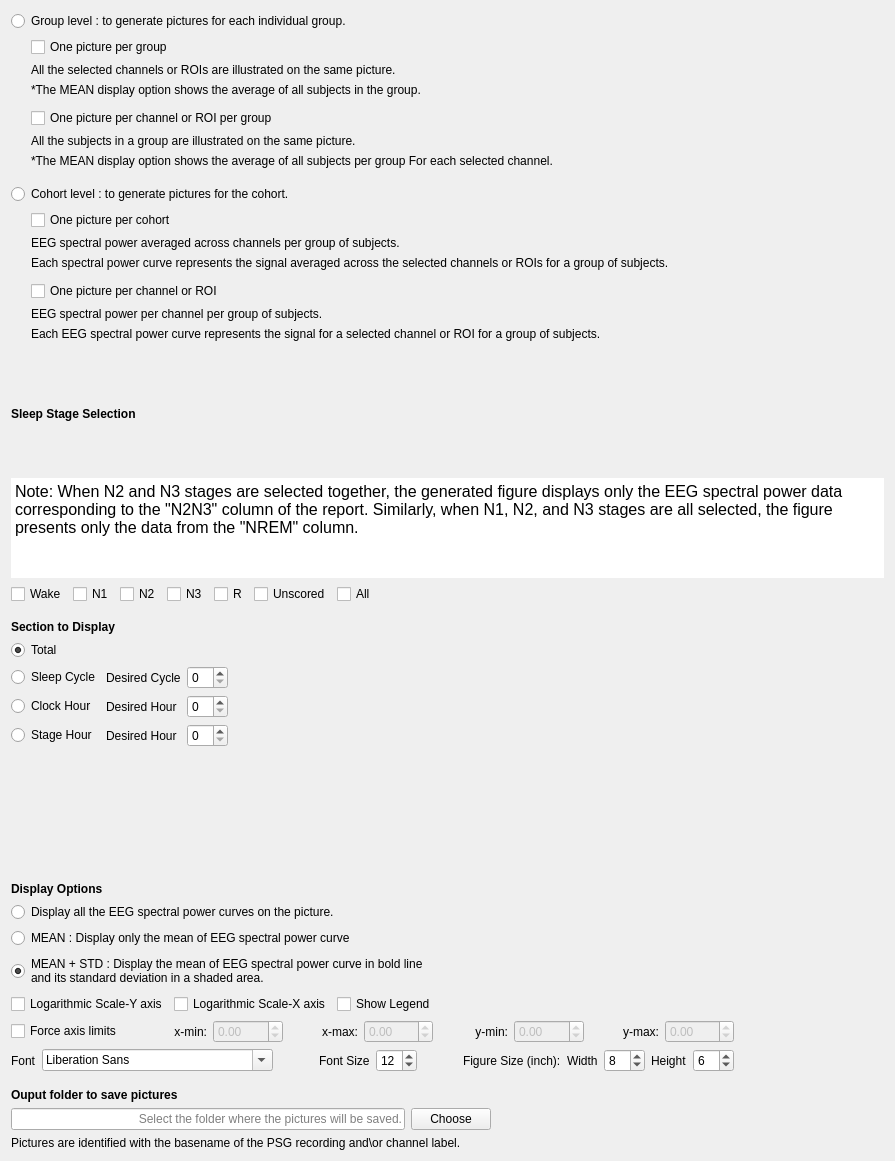
Old version of the form tools/CEAMSTools/PSAImages/OutputFiles/Ui_OutputFiles.ui in the repository SnoozToolbox/snooz-package-ceams.
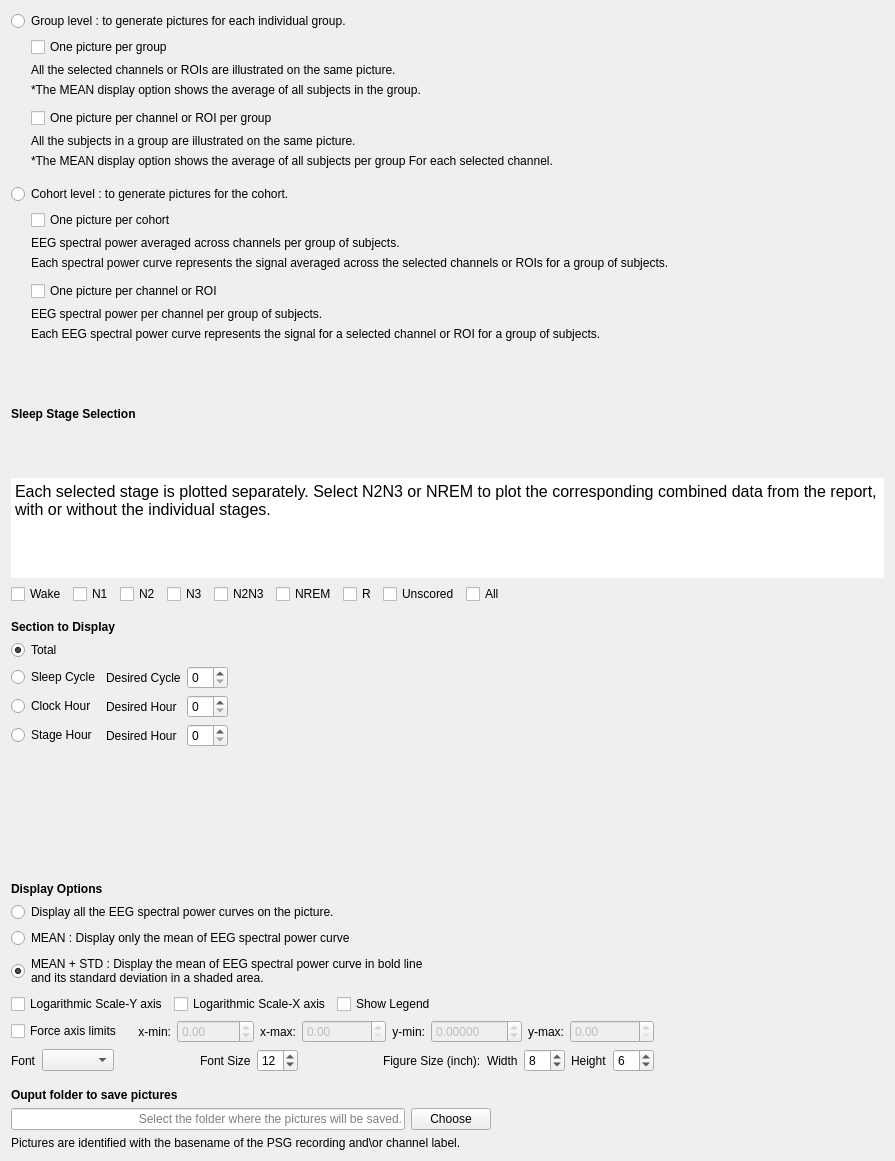
New version of the form. Custom widgets are drawn as their Qt base class.

Commit message: Improve PSAImages plotting range, stage selection, font choices, and PDF export safety

The edit to the form file:
```diff
--- a/tools/CEAMSTools/PSAImages/OutputFiles/Ui_OutputFiles.ui
+++ b/tools/CEAMSTools/PSAImages/OutputFiles/Ui_OutputFiles.ui
@@ -345,7 +345,7 @@
 li.unchecked::marker { content: &quot;\2610&quot;; }
 li.checked::marker { content: &quot;\2612&quot;; }
 &lt;/style&gt;&lt;/head&gt;&lt;body style=&quot; font-size:12pt; font-weight:400; font-style:normal;&quot;&gt;
-&lt;p style=&quot; margin-top:0px; margin-bottom:0px; margin-left:0px; margin-right:0px; -qt-block-indent:0; text-indent:0px;&quot;&gt;Note: When N2 and N3 stages are selected together, the generated figure displays only the EEG spectral power data corresponding to the &amp;quot;N2N3&amp;quot; column of the report. Similarly, when N1, N2, and N3 stages are all selected, the figure presents only the data from the &amp;quot;NREM&amp;quot; column.&lt;/p&gt;&lt;/body&gt;&lt;/html&gt;</string>
+&lt;p style=&quot; margin-top:0px; margin-bottom:0px; margin-left:0px; margin-right:0px; -qt-block-indent:0; text-indent:0px;&quot;&gt;Each selected stage is plotted separately. Select N2N3 or NREM to plot the corresponding combined data from the report, with or without the individual stages.&lt;/p&gt;&lt;/body&gt;&lt;/html&gt;</string>
            </property>
           </widget>
          </item>
@@ -381,6 +381,20 @@
            </property>
           </widget>
          </item>
+         <item>
+          <widget class="QCheckBox" name="checkBox_N2N3">
+           <property name="text">
+            <string>N2N3</string>
+           </property>
+          </widget>
+         </item>
+         <item>
+          <widget class="QCheckBox" name="checkBox_NREM">
+           <property name="text">
+            <string>NREM</string>
+           </property>
+          </widget>
+         </item>
          <item>
           <widget class="QCheckBox" name="checkBox_REM">
            <property name="text">
@@ -615,10 +629,10 @@
               <bool>false</bool>
              </property>
              <property name="minimum">
-              <double>-5.000000000000000</double>
+              <double>-100.000000000000000</double>
              </property>
              <property name="maximum">
-              <double>5.000000000000000</double>
+              <double>10000.000000000000000</double>
              </property>
              <property name="singleStep">
               <double>0.500000000000000</double>
@@ -641,10 +655,10 @@
               <bool>false</bool>
              </property>
              <property name="minimum">
-              <double>-5.000000000000000</double>
+              <double>0.000000000000000</double>
              </property>
              <property name="maximum">
-              <double>5.000000000000000</double>
+              <double>100000.000000000000000</double>
              </property>
              <property name="singleStep">
               <double>0.500000000000000</double>
@@ -666,11 +680,17 @@
              <property name="enabled">
               <bool>false</bool>
              </property>
+             <property name="decimals">
+              <number>5</number>
+             </property>
+             <property name="toolTip">
+              <string>Enter a positive value for a logarithmic Y axis, for example 0.00001 or 0,00001.</string>
+             </property>
              <property name="minimum">
-              <double>-500.000000000000000</double>
+              <double>-10.000000000000000</double>
              </property>
              <property name="maximum">
-              <double>500.000000000000000</double>
+              <double>1000.000000000000000</double>
              </property>
              <property name="singleStep">
               <double>50.000000000000000</double>
@@ -693,10 +713,10 @@
               <bool>false</bool>
              </property>
              <property name="minimum">
-              <double>-500.000000000000000</double>
+              <double>0.000000000000000</double>
              </property>
              <property name="maximum">
-              <double>500.000000000000000</double>
+              <double>100000000000000000000.000000000000000</double>
              </property>
              <property name="singleStep">
               <double>50.000000000000000</double>
@@ -806,7 +826,14 @@
             </widget>
            </item>
            <item>
-            <widget class="QFontComboBox" name="fontComboBox"/>
+            <widget class="QComboBox" name="fontComboBox">
+             <property name="toolTip">
+              <string>Only font families available in both Qt and Matplotlib are listed. If a saved font is unavailable, select another font for the PDF.</string>
+             </property>
+             <property name="editable">
+              <bool>false</bool>
+             </property>
+            </widget>
            </item>
            <item>
             <spacer name="horizontalSpacer_5">
@@ -864,6 +891,12 @@
            </item>
            <item>
             <widget class="QSpinBox" name="spinBox_figwidth">
+             <property name="toolTip">
+              <string>PDF page width in inches. Increase it if the labels or legend do not fit.</string>
+             </property>
+             <property name="minimum">
+              <number>1</number>
+             </property>
              <property name="value">
               <number>8</number>
              </property>
@@ -878,6 +911,12 @@
            </item>
            <item>
             <widget class="QSpinBox" name="spinBox_figheight">
+             <property name="toolTip">
+              <string>PDF page height in inches. Increase it if the labels or legend do not fit.</string>
+             </property>
+             <property name="minimum">
+              <number>1</number>
+             </property>
              <property name="value">
               <number>6</number>
              </property>
@@ -1001,6 +1040,13 @@
    </item>
   </layout>
  </widget>
+ <customwidgets>
+  <customwidget>
+   <class>DecimalSpinBox</class>
+   <extends>QDoubleSpinBox</extends>
+   <header>CEAMSTools.PSAImages.OutputFiles.DecimalSpinBox</header>
+  </customwidget>
+ </customwidgets>
  <resources>
   <include location="../../../../../snooz-toolbox/src/main/python/ui/themes/themes.qrc"/>
  </resources>
```
Left out of the diff: 8 changed lines with no effect on the pictures. The commit also changes 8 other files.
